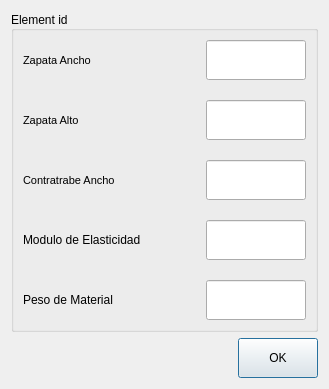
Old version of the form dev_files/ui design/Concrete_editor_view.ui in the repository kny5/strucpy.
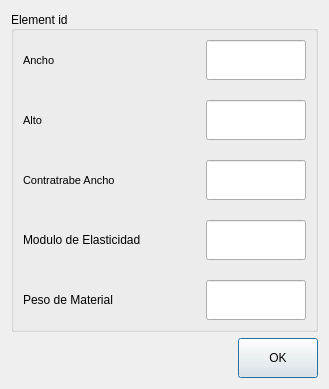
New version of the form.

Diff of the .ui file:
```diff
--- a/dev_files/ui design/Concrete_editor_view.ui
+++ b/dev_files/ui design/Concrete_editor_view.ui
@@ -113,7 +113,7 @@
          </font>
         </property>
         <property name="text">
-         <string>Zapata Ancho</string>
+         <string>Ancho</string>
         </property>
        </widget>
       </item>
@@ -185,7 +185,7 @@
          </font>
         </property>
         <property name="text">
-         <string>Zapata Alto</string>
+         <string>Alto</string>
         </property>
        </widget>
       </item>
```
